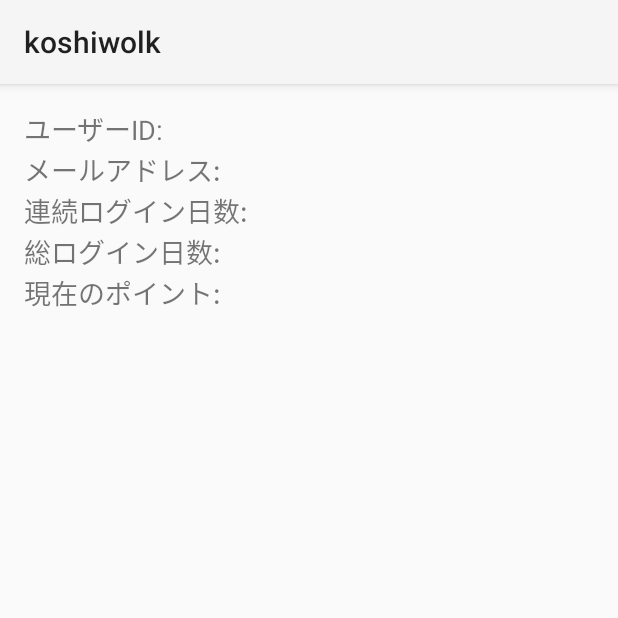
After one commit to nakajohyuga/koshiwolk, an Android app: the fragment ProfileFragment shown on its own in the app's theme, on a phone screen of 412 x 824 dp, the top half of it. The commit adds this screen. Run offline under Robolectric (Android 15) with nearby library versions, the phone set to English and light mode, and no system bars; our stand-ins replace Firebase (no records; nobody signed in at launch, a user with empty details on screens opened directly).

Commit message:
タブ機能仮完成

```diff
--- a/app/src/main/java/com/example/koshiwolk/LoginActivity.java
+++ b/app/src/main/java/com/example/koshiwolk/LoginActivity.java
@@ -98,7 +98,7 @@ public class LoginActivity extends AppCompatActivity {
                                                             showLoginBonus(loginStreak, updatedTotalLoginDays, points);
 
                                                             // ホーム画面へ遷移
-                                                            Intent intent = new Intent(LoginActivity.this, HomeActivity.class);
+                                                            Intent intent = new Intent(LoginActivity.this, TabActivity.class);
                                                             startActivity(intent);
                                                             finish();
                                                         })
--- /dev/null
+++ b/app/src/main/java/com/example/koshiwolk/ProfileFragment.java
@@ -0,0 +1,71 @@
+package com.example.koshiwolk;
+
+import android.os.Bundle;
+import android.view.LayoutInflater;
+import android.view.View;
+import android.view.ViewGroup;
+import android.widget.TextView;
+import androidx.annotation.NonNull;
+import androidx.annotation.Nullable;
+import androidx.fragment.app.Fragment;
+import com.google.firebase.auth.FirebaseAuth;
+import com.google.firebase.firestore.DocumentSnapshot;
+import com.google.firebase.firestore.FirebaseFirestore;
+
+public class ProfileFragment extends Fragment {
+
+    private FirebaseAuth auth;
+    private FirebaseFirestore firestore;
+
+    private TextView loginIdTextView, emailTextView, loginStreakTextView, totalLoginDaysTextView, lastLoginDateTextView, pointsTextView;
+
+    @Nullable
+    @Override
+    public View onCreateView(@NonNull LayoutInflater inflater, @Nullable ViewGroup container, @Nullable Bundle savedInstanceState) {
+        View view = inflater.inflate(R.layout.fragment_profile, container, false);
+
+        // TextViewの関連付け
+        loginIdTextView = view.findViewById(R.id.loginIdTextView);
+        emailTextView = view.findViewById(R.id.emailTextView);
+        loginStreakTextView = view.findViewById(R.id.loginStreakTextView);
+        totalLoginDaysTextView = view.findViewById(R.id.totalLoginDaysTextView);
+        pointsTextView = view.findViewById(R.id.pointsTextView);
+
+        // Firebaseの初期化
+        auth = FirebaseAuth.getInstance();
+        firestore = FirebaseFirestore.getInstance();
+
+        // Firebaseからデータを取得して表示
+        loadUserData();
+
+        return view;
+    }
+
+    private void loadUserData() {
+        String userId = auth.getCurrentUser().getUid();
+
+        firestore.collection("users").document(userId)
+                .get()
+                .addOnSuccessListener(documentSnapshot -> {
+                    if (documentSnapshot.exists()) {
+                        // データの取得
+                        String loginId = documentSnapshot.getString("loginId");
+                        String email = documentSnapshot.getString("email");
+                        int loginStreak = documentSnapshot.getLong("loginStreak").intValue();
+                        int totalLoginDays = documentSnapshot.getLong("totalLoginDays").intValue();
+                        int points = documentSnapshot.getLong("points").intValue();
+
+                        // TextViewへのデータの反映
+                        loginIdTextView.setText("ユーザー ID: " + loginId);
+                        emailTextView.setText("メールアドレス: " + email);
+                        loginStreakTextView.setText("連続ログイン日数: " + loginStreak + " 日");
+                        totalLoginDaysTextView.setText("総ログイン日数: " + totalLoginDays +" 日");
+                        pointsTextView.setText("現在のポイント数: " + points + " ポイント");
+                    }
+                })
+                .addOnFailureListener(e -> {
+                    // エラーハンドリング
+                    loginIdTextView.setText("Failed to load data");
+                });
+    }
+}
--- /dev/null
+++ b/app/src/main/res/layout/fragment_profile.xml
@@ -0,0 +1,44 @@
+<?xml version="1.0" encoding="utf-8"?>
+<LinearLayout xmlns:android="http://schemas.android.com/apk/res/android"
+    android:layout_width="match_parent"
+    android:layout_height="match_parent"
+    android:orientation="vertical"
+    android:padding="16dp">
+
+    <TextView
+        android:id="@+id/loginIdTextView"
+        android:layout_width="wrap_content"
+        android:layout_height="wrap_content"
+        android:text="ユーザーID: "
+        android:textSize="18sp" />
+
+    <TextView
+        android:id="@+id/emailTextView"
+        android:layout_width="wrap_content"
+        android:layout_height="wrap_content"
+        android:text="メールアドレス: "
+        android:textSize="18sp" />
+
+    <TextView
+        android:id="@+id/loginStreakTextView"
+        android:layout_width="wrap_content"
+        android:layout_height="wrap_content"
+        android:text="連続ログイン日数: "
+        android:textSize="18sp" />
+
+    <TextView
+        android:id="@+id/totalLoginDaysTextView"
+        android:layout_width="wrap_content"
+        android:layout_height="wrap_content"
+        android:text="総ログイン日数: "
+        android:textSize="18sp" />
+
+
+    <TextView
+        android:id="@+id/pointsTextView"
+        android:layout_width="wrap_content"
+        android:layout_height="wrap_content"
+        android:text="現在のポイント: "
+        android:textSize="18sp" />
+
+</LinearLayout>
--- a/app/src/main/res/values/strings.xml
+++ b/app/src/main/res/values/strings.xml
@@ -3,4 +3,8 @@
     <string name="sensor_not_available">Step Counter Sensor is not available!</string>
     <string name="steps">Steps: %1$d</string>
     <string name="step_count_text">Steps: 0</string>
+    <string name="login_id">ログインID</string>
+    <string name="password">パスワード</string>
+    <string name="login_button">ログイン</string>
+    <string name="register_button">新規登録</string>
 </resources>
```
Also changed, not shown: app/build.gradle.kts (+14 -19 lines), app/src/main/AndroidManifest.xml (+29 -16 lines), app/src/main/java/com/example/koshiwolk/DashboardFragment.java (added, +58 -0 lines), app/src/main/java/com/example/koshiwolk/FirebaseHelper.java (added, +28 -0 lines), app/src/main/java/com/example/koshiwolk/MainActivity.java (deleted, +0 -73 lines), app/src/main/java/com/example/koshiwolk/SettingsFragment.java (added, +38 -0 lines), app/src/main/java/com/example/koshiwolk/StepsFragment.java (renamed from app/src/main/java/com/example/koshiwolk/HomeActivity.java, +23 -18 lines), app/src/main/java/com/example/koshiwolk/TabActivity.java (added, +26 -0 lines), app/src/main/java/com/example/koshiwolk/TabPagerAdapter.java (added, +49 -0 lines), app/src/main/res/layout/activity_home.xml (deleted, +0 -26 lines), app/src/main/res/layout/activity_tab.xml (added, +16 -0 lines), app/src/main/res/layout/fragment_dashboard.xml (added, +15 -0 lines), app/src/main/res/layout/fragment_settings.xml (added, +13 -0 lines), app/src/main/res/layout/fragment_steps.xml (added, +24 -0 lines), 1 more files.
